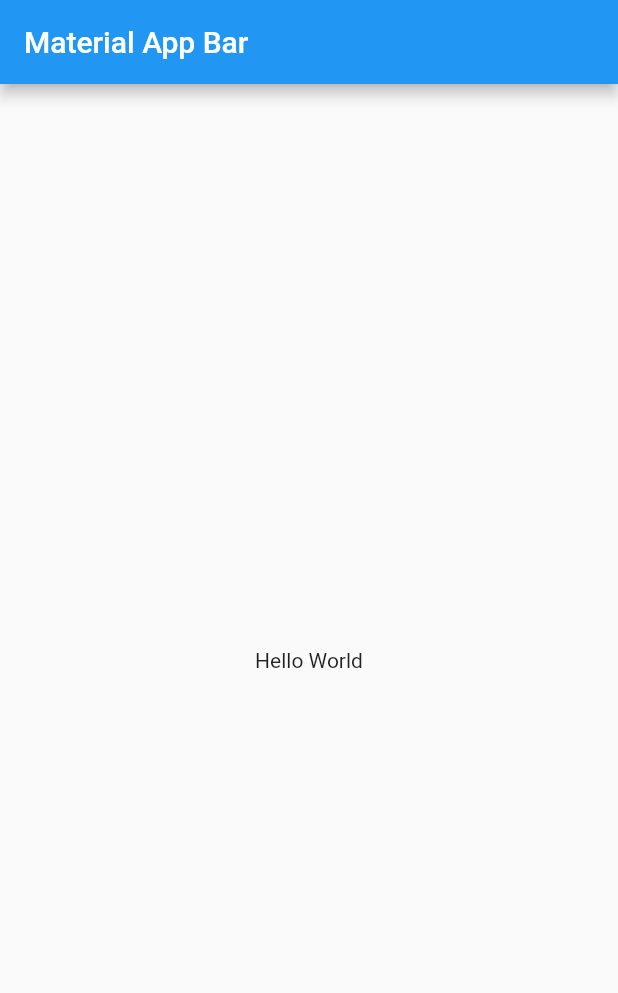
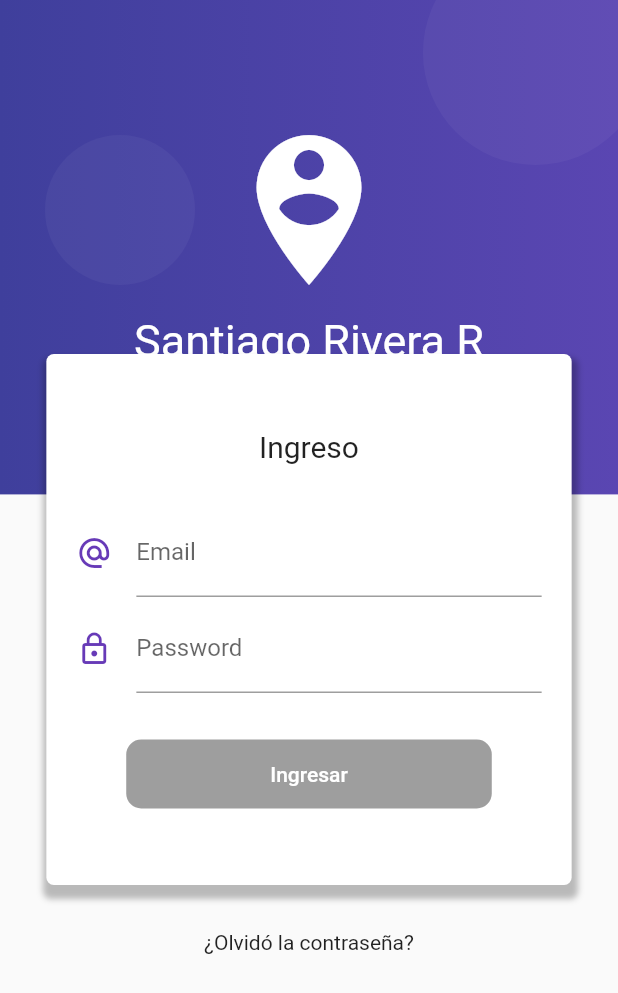
Before and after one commit to sriverarestrepo/practica_flutter_08, a Flutter app: the screen it shows after launch, on a phone screen of 412 x 824 dp. Shown: the top 993 px of the screen. Run offline on Flutter 3.47's test engine with Material 2 defaults, Android fonts, the phone set to English and light mode, and no system bars; our stand-ins replace rxdart.

Commit message:
Se da continuidad al proyecto de login y validacion de formulario

```diff
--- a/lib/main.dart
+++ b/lib/main.dart
@@ -1,20 +1,24 @@
 import 'package:flutter/material.dart';
+import 'package:crud_practica/src/bloc/provider.dart';
+import 'package:crud_practica/src/pages/home_page.dart';
+import 'package:crud_practica/src/pages/login_page.dart';
 
 void main() => runApp(MyApp());
 
 class MyApp extends StatelessWidget {
   @override
   Widget build(BuildContext context) {
-    return MaterialApp(
-      title: 'Material App',
-      home: Scaffold(
-        appBar: AppBar(
-          title: Text('Material App Bar'),
-        ),
-        body: Center(
-          child: Container(
-            child: Text('Hello World'),
-          ),
+    return Provider(
+      child: MaterialApp(
+        debugShowCheckedModeBanner: false,
+        title: 'Validaciones App',
+        initialRoute: 'login',
+        routes: {
+          'login' : (BuildContext context) => LoginPage(),
+          'home'  : (BuildContext context) => HomePage(),
+        },
+        theme: ThemeData(
+          primaryColor: Colors.deepPurple,
         ),
       ),
     );
--- /dev/null
+++ b/lib/src/bloc/login_bloc.dart
@@ -0,0 +1,32 @@
+import 'dart:async';
+import 'package:rxdart/rxdart.dart';
+import 'package:crud_practica/src/bloc/validators.dart';
+
+class LoginBloc with Validators{
+
+  final _emailController = BehaviorSubject<String>();
+  final _pswController = BehaviorSubject<String>();
+
+
+  //Recuperar los datos del Stream
+  Stream<String> get emailStream    => _emailController.stream.transform(validarEmail);
+  Stream<String> get passwordStream => _pswController.stream.transform(validarPassword);
+
+  //Combinacion de Streams
+  Stream<bool> get formValidStream => Rx.combineLatest2(emailStream, passwordStream, (es, ps) => true);
+
+  //Insertar valores al Stream
+  Function(String)  get changeEmail     => _emailController.sink.add;
+  Function(String)  get changePassword  => _pswController.sink.add;
+
+  dispose(){
+    _emailController?.close();
+    _pswController?.close();
+  }
+
+  //Obtener el ultimo valor ingresado en los streams
+
+  String get email    => _emailController.value;
+  String get password => _pswController.value;
+
+}
--- /dev/null
+++ b/lib/src/bloc/provider.dart
@@ -0,0 +1,30 @@
+import 'package:flutter/material.dart';
+import 'package:crud_practica/src/bloc/login_bloc.dart';
+
+class Provider extends InheritedWidget{
+
+  static Provider _instancia;
+
+  factory Provider({Key key, Widget child}){
+
+    if(_instancia == null){
+      _instancia = new Provider._internal(key: key, child: child,);
+    }
+    return _instancia;
+  }
+
+
+  Provider._internal( {Key key, Widget child}) : super(key: key, child: child);
+
+  final loginBloc = LoginBloc();
+
+  @override
+  bool updateShouldNotify(InheritedWidget oldWidget) => true;
+
+  static LoginBloc of ( BuildContext context ){
+   return context.dependOnInheritedWidgetOfExactType<Provider>().loginBloc;
+  }
+
+
+
+}
--- /dev/null
+++ b/lib/src/bloc/validators.dart
@@ -0,0 +1,28 @@
+import 'dart:async';
+
+class Validators {
+
+  final validarPassword = StreamTransformer<String, String>.fromHandlers(
+    handleData: ( psw , sink) {
+      if( psw.length >= 6){
+        sink.add(psw);
+      }else{
+        sink.addError('Debes ingresar 6 o más caracteres por favor.');
+      }
+    }
+  );
+
+   final validarEmail = StreamTransformer<String, String>.fromHandlers(
+    handleData: ( email , sink) {
+      Pattern pattern = r'^(([^<>()[\]\\.,;:\s@\"]+(\.[^<>()[\]\\.,;:\s@\"]+)*)|(\".+\"))@((\[[0-9]{1,3}\.[0-9]{1,3}\.[0-9]{1,3}\.[0-9]{1,3}\])|(([a-zA-Z\-0-9]+\.)+[a-zA-Z]{2,}))$';
+      RegExp regExp = new RegExp(pattern);
+
+      if(regExp.hasMatch(email)){
+        sink.add(email);
+      }else{
+         sink.addError('Email no es correcto.');
+      }
+    }
+  );
+
+}
--- /dev/null
+++ b/lib/src/pages/home_page.dart
@@ -0,0 +1,31 @@
+import 'package:flutter/material.dart';
+import 'package:crud_practica/src/bloc/provider.dart';
+
+class HomePage extends StatelessWidget {
+
+
+  const HomePage({Key key}) : super(key: key);
+
+  @override
+  Widget build(BuildContext context) {
+    final bloc = Provider.of(context);
+
+    return Scaffold(
+      appBar: AppBar(
+        centerTitle: true,
+        title: Text('Home'),
+      ),
+      body: Container(
+        child: Column(
+          crossAxisAlignment: CrossAxisAlignment.center,
+          mainAxisAlignment: MainAxisAlignment.center,
+          children: <Widget>[
+           Text('Email: ${bloc.email}'),
+           Divider(),
+           Text('Password: ${bloc.password}'),
+          ],
+        ),
+      ),
+     );
+  }
+}
--- /dev/null
+++ b/lib/src/pages/login_page.dart
@@ -0,0 +1,19 @@
+import 'package:flutter/material.dart';
+import 'package:crud_practica/src/widgets/background_login_widget.dart';
+import 'package:crud_practica/src/widgets/forms_login_widget.dart';
+
+class LoginPage extends StatelessWidget {
+  const LoginPage({Key key}) : super(key: key);
+
+  @override
+  Widget build(BuildContext context) {
+    return Scaffold(
+      body: Stack(
+        children: <Widget>[
+          BackgroundLoginWidget(),
+          FormsLoginWidget(),
+        ],
+      )
+     );
+  }
+}
--- /dev/null
+++ b/lib/src/widgets/background_login_widget.dart
@@ -0,0 +1,86 @@
+import 'package:flutter/material.dart';
+
+class BackgroundLoginWidget extends StatelessWidget {
+  const BackgroundLoginWidget({
+    Key key,
+  }) : super(key: key);
+
+  @override
+  Widget build(BuildContext context) {
+    final size = MediaQuery.of(context).size;
+    return Stack(
+        children: <Widget>[
+          _crearFondo(context),
+          Positioned(
+            top: 90.0,
+            left: 30.0,
+            child: _crearCirculoDecorativo(100.0),
+          ),
+          Positioned(
+            top: -40,
+            right: -20,
+            child: _crearCirculoDecorativo(150.0),
+          ),
+          Positioned(
+            bottom: -50,
+            right: -10,
+            child: _crearCirculoDecorativo(200.0),
+          ),
+          _crearTitulo(),
+        ],
+    );
+  }
+
+  Widget _crearFondo(BuildContext context){
+    final size = MediaQuery.of(context).size;
+
+    return Container(
+      height: size.height * 0.4,
+      width: double.infinity,
+      decoration: BoxDecoration(
+        gradient: LinearGradient(
+          colors: <Color> [
+            Color.fromRGBO(63, 63, 156, 1.0),
+            Color.fromRGBO(90, 70, 178, 1.0)
+          ]
+
+        ),
+      ),
+    );
+  }
+
+  Widget _crearCirculoDecorativo(double size){
+    return Container(
+      width: size,
+      height: size,
+      decoration: BoxDecoration(
+        borderRadius: BorderRadius.circular(size),
+        color: Color.fromRGBO(255, 255, 255, 0.04)
+      ),
+    );
+  }
+
+  Widget _crearTitulo(){
+
+    return Container(
+      padding: EdgeInsets.only(top:80.0),
+      child: Column(
+        children: <Widget>[
+          Icon(
+            Icons.person_pin_circle,
+            color: Colors.white,
+            size: 120.0,
+          ),
+          SizedBox(height: 10.0,width: double.infinity),
+          Text(
+            'Santiago Rivera R',
+            style: TextStyle(
+              color: Colors.white,
+              fontSize: 30.0,
+            ),
+          ),
+        ],
+      ),
+    );
+  }
+}
--- /dev/null
+++ b/lib/src/widgets/forms_login_widget.dart
@@ -0,0 +1,143 @@
+import 'package:flutter/material.dart';
+import 'package:crud_practica/src/bloc/login_bloc.dart';
+import 'package:crud_practica/src/bloc/provider.dart';
+
+class FormsLoginWidget extends StatelessWidget {
+  const FormsLoginWidget({Key key}) : super(key: key);
+
+  @override
+  Widget build(BuildContext context) {
+
+    final bloc = Provider.of(context);
+
+    final size = MediaQuery.of(context).size;
+
+    return SingleChildScrollView(
+      child: Column(
+        children: <Widget>[
+          SafeArea(
+            child: Container(
+             height: size.height * 0.25,
+            )
+          ),
+          Container(
+            width: size.width * 0.85,
+            padding: EdgeInsets.symmetric(vertical: 50.0),
+            margin: EdgeInsets.symmetric(vertical: 30.0),
+            decoration: BoxDecoration(
+             color: Colors.white,
+             borderRadius: BorderRadius.circular(5.0),
+             boxShadow: <BoxShadow> [
+               BoxShadow(
+                 color: Colors.black26,
+                 blurRadius: 3.0,
+                 offset: Offset(1.0, 6.0),
+                 spreadRadius: 3.0,
+               )
+             ]
+           ),
+           child: Column(
+             children: <Widget>[
+              Text(
+                 'Ingreso',
+                 style: TextStyle(
+                  fontSize: 20.0,
+                 ),
+              ),
+              SizedBox(height: 30.0),
+              _crearEmail(bloc),
+              SizedBox(height: 5.0),
+              _crearPsw(bloc),
+              SizedBox(height: 30.0),
+              _crearBoton(bloc),
+             ],
+           ),
+          ),
+
+          Text('¿Olvidó la contraseña?'),
+          SizedBox(height: 30.0),
+
+        ],
+      ),
+    );
+  }
+
+  Widget _crearEmail(LoginBloc bloc) {
+
+    return StreamBuilder(
+      stream: bloc.emailStream ,
+      builder: (BuildContext context, AsyncSnapshot snapshot){
+        return Container(
+          padding: EdgeInsets.symmetric(horizontal: 20.0),
+          child: TextField(
+            keyboardType: TextInputType.emailAddress,
+            decoration: InputDecoration(
+              icon: Icon(
+                Icons.alternate_email,
+                color: Colors.deepPurple,
+              ),
+              hintText: 'ejemplo@correo.com',
+              labelText: 'Email',
+              counterText: snapshot.data,
+              errorText: snapshot.error
+            ),
+            onChanged: bloc.changeEmail,
+          ),
+        );
+      },
+    );
+  }
+
+  Widget _crearPsw(LoginBloc bloc) {
+
+    return StreamBuilder(
+      stream: bloc.passwordStream,
+      builder: (BuildContext context, AsyncSnapshot snapshot){
+        return Container(
+          padding: EdgeInsets.symmetric(horizontal: 20.0),
+          child: TextField(
+            obscureText: true,
+            decoration: InputDecoration(
+              icon: Icon(
+                Icons.lock_outline ,
+                color: Colors.deepPurple,
+              ),
+              labelText: 'Password',
+              counterText: snapshot.data,
+              errorText: snapshot.error
+            ),
+            onChanged: bloc.changePassword,
+          ),
+        );
+      },
+    );
+
+  }
+
+ Widget _crearBoton(LoginBloc bloc) {
+
+   return StreamBuilder(
+     stream: bloc.formValidStream ,
+     builder: (BuildContext context, AsyncSnapshot snapshot){
+       return RaisedButton(
+        child: Container(
+          padding: EdgeInsets.symmetric(horizontal: 80.0, vertical: 15.0),
+          child: Text('Ingresar'),
+        ),
+        shape: RoundedRectangleBorder(
+          borderRadius: BorderRadius.circular(10.0),
+        ),
+        color: Colors.deepPurple,
+        textColor: Colors.white,
+        elevation: 0.0,
+        onPressed: snapshot.hasData == true  ? () => _login(context, bloc) : null,
+        );
+     },
+   );
+ }
+
+ _login(BuildContext context, LoginBloc bloc){
+   Navigator.pushReplacementNamed(context, 'home');
+ }
+
+}
--- a/pubspec.yaml
+++ b/pubspec.yaml
@@ -28,6 +28,7 @@ dependencies:
   # The following adds the Cupertino Icons font to your application.
   # Use with the CupertinoIcons class for iOS style icons.
   cupertino_icons: ^0.1.3
+  rxdart: ^0.24.1
 
 dev_dependencies:
   flutter_test:
```
Also changed, not shown: pubspec.lock, 1 other file.
